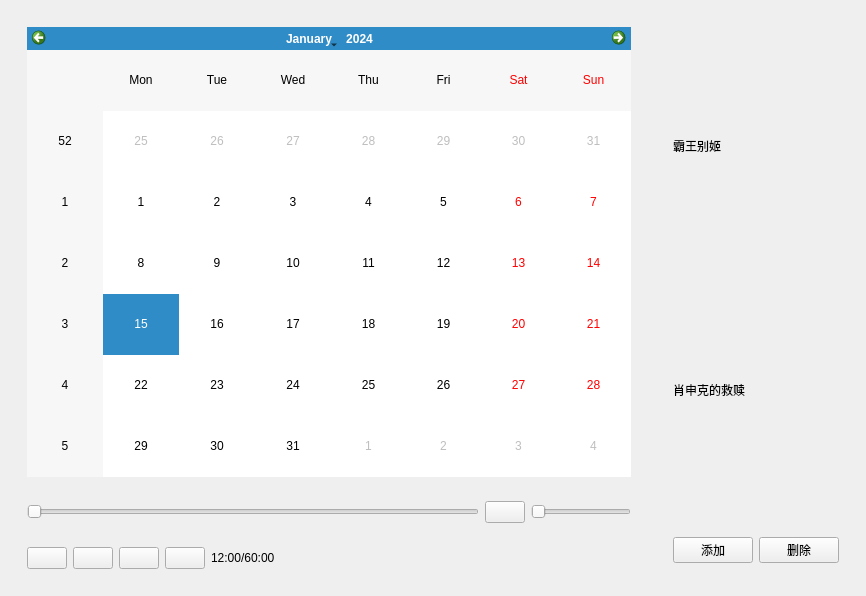
First picture: the form in mainwindow.ui, repository Treelhj/VideoPlayer, before the edit.
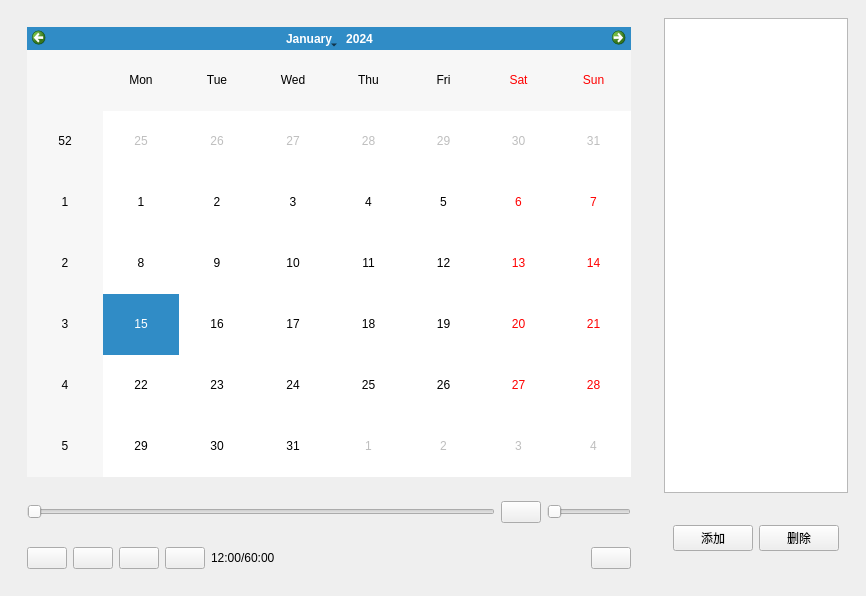
Second picture: the form after the edit. Icons and pictures are not drawn.

What changed in the file:
```diff
--- a/mainwindow.ui
+++ b/mainwindow.ui
@@ -38,7 +38,7 @@
        </item>
        <item>
         <widget class="QWidget" name="widget_5" native="true">
-         <layout class="QHBoxLayout" name="horizontalLayout_3" stretch="9,0,2">
+         <layout class="QHBoxLayout" name="horizontalLayout_3" stretch="9,0,0">
           <item>
            <widget class="QSlider" name="horizontalSlider_2">
             <property name="orientation">
@@ -140,6 +140,17 @@
             </property>
            </spacer>
           </item>
+          <item>
+           <widget class="QPushButton" name="uploadBtn">
+            <property name="text">
+             <string/>
+            </property>
+            <property name="icon">
+             <iconset resource="res.qrc">
+              <normaloff>:/images/upload.png</normaloff>:/images/upload.png</iconset>
+            </property>
+           </widget>
+          </item>
          </layout>
         </widget>
        </item>
@@ -148,26 +159,9 @@
     </item>
     <item>
      <widget class="QWidget" name="widget_2" native="true">
-      <layout class="QVBoxLayout" name="verticalLayout_2" stretch="9,1">
+      <layout class="QVBoxLayout" name="verticalLayout_2" stretch="6,1">
        <item>
-        <widget class="QWidget" name="widget_6" native="true">
-         <layout class="QVBoxLayout" name="verticalLayout_4">
-          <item>
-           <widget class="QLabel" name="label_2">
-            <property name="text">
-             <string>霸王别姬</string>
-            </property>
-           </widget>
-          </item>
-          <item>
-           <widget class="QLabel" name="label_3">
-            <property name="text">
-             <string>肖申克的救赎</string>
-            </property>
-           </widget>
-          </item>
-         </layout>
-        </widget>
+        <widget class="QListWidget" name="listWidget"/>
        </item>
        <item>
         <widget class="QWidget" name="widget_7" native="true">
```
Left out of the diff: 18 changed lines with no effect on the pictures.
